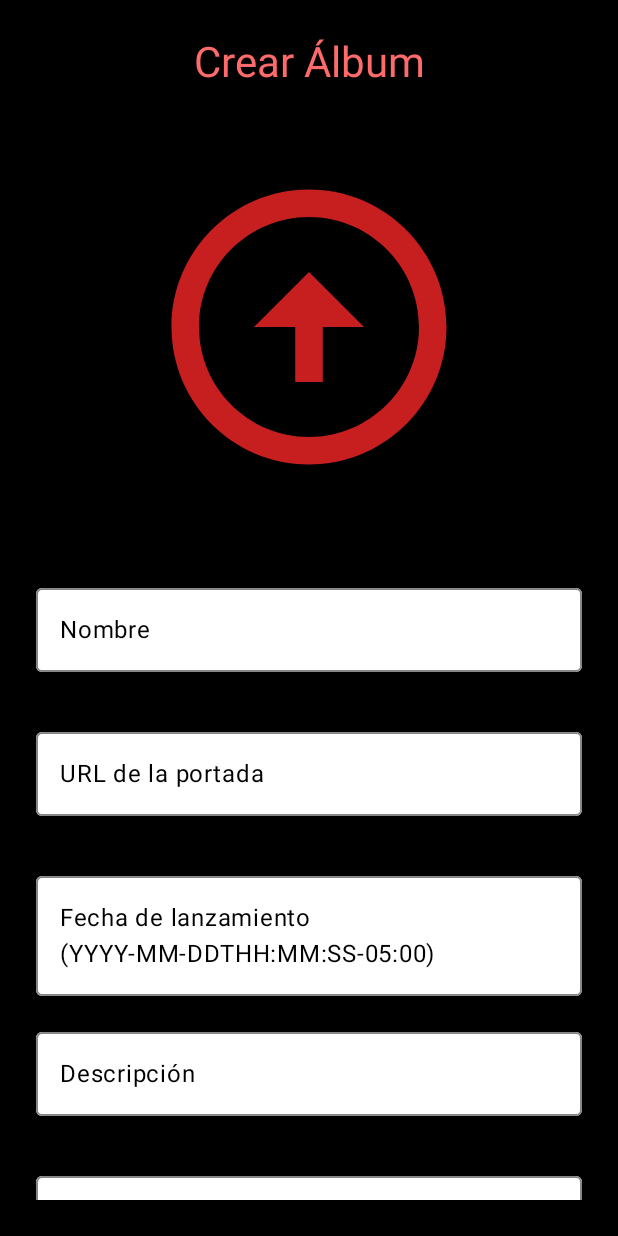
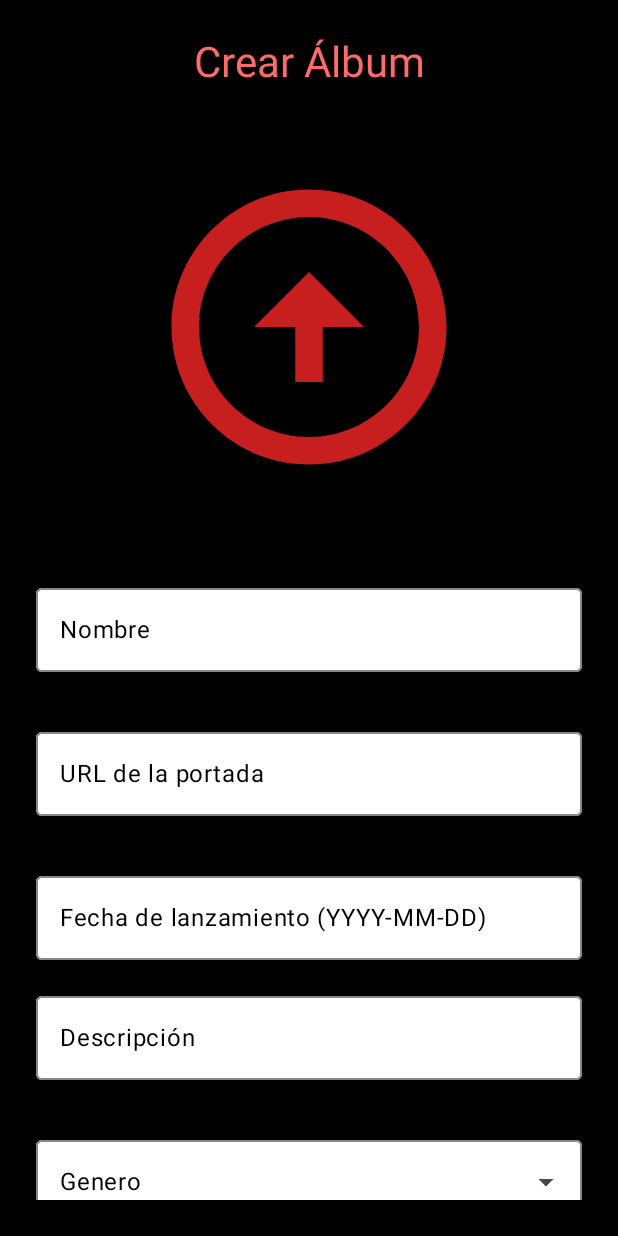
Before and after one commit to sebastian-blip/BackVynils-App, an Android app built with Jetpack Compose: the CrearAlbumScreen screen opened through its navigation route, on a phone screen of 412 x 824 dp. Run offline under Robolectric (Android 15) with nearby library versions, the phone set to English and light mode, and no system bars; missing, so only their content is drawn: VinylsTheme; pictures from the network do not load.

Commit message:
Se arreglan text de crear album

```diff
--- a/app/src/main/java/com/example/vinyls/ui/crearalbum/CrearAlbumScreen.kt
+++ b/app/src/main/java/com/example/vinyls/ui/crearalbum/CrearAlbumScreen.kt
@@ -31,6 +31,8 @@ import coil.compose.AsyncImage
 import androidx.compose.ui.draw.clip
 import androidx.compose.ui.text.font.FontStyle
 import androidx.navigation.NavController
+import androidx.compose.ui.platform.testTag
+
 
 
 @Composable
@@ -176,7 +178,7 @@ fun CrearAlbumScreen(navController: NavController) {
                 OutlinedTextField(
                     value = viewModel.releaseDate,
                     onValueChange = { viewModel.releaseDate = it },
-                    label = { Text("Fecha de lanzamiento (YYYY-MM-DDTHH:MM:SS-05:00)") },
+                    label = { Text("Fecha de lanzamiento (YYYY-MM-DD)") },
                     modifier = Modifier.fillMaxWidth(),
                     colors = OutlinedTextFieldDefaults.colors(
                         focusedTextColor = Color.Black,
@@ -239,7 +241,9 @@ fun CrearAlbumScreen(navController: NavController) {
                         readOnly = true,
                         label = { Text("Genero") },
                         trailingIcon = {
-                            IconButton(onClick = { expandedGen = !expandedGen }) {
+                            IconButton(
+                                onClick = { expandedGen = !expandedGen },
+                                modifier = Modifier.testTag("openDropdowGen")) {
                                 Icon(
                                     imageVector = if (expandedGen) Icons.Default.ArrowDropUp else Icons.Default.ArrowDropDown,
                                     contentDescription = "Abrir menú"
@@ -273,7 +277,9 @@ fun CrearAlbumScreen(navController: NavController) {
                                 onClick = {
                                     viewModel.genre = opcion
                                     expandedGen = false
-                                }
+
+                                },
+                                modifier = Modifier.testTag("menuItem_$opcion")
                             )
                         }
                     }
@@ -286,7 +292,9 @@ fun CrearAlbumScreen(navController: NavController) {
                         readOnly = true,
                         label = { Text("Sello discográfico") },
                         trailingIcon = {
-                            IconButton(onClick = { expanded = !expanded }) {
+                            IconButton(
+                                onClick = { expanded = !expanded },
+                                modifier = Modifier.testTag("openDropdowRecor")) {
                                 Icon(
                                     imageVector = if (expanded) Icons.Default.ArrowDropUp else Icons.Default.ArrowDropDown,
                                     contentDescription = "Abrir menú"
@@ -320,7 +328,8 @@ fun CrearAlbumScreen(navController: NavController) {
                                 onClick = {
                                     viewModel.recordLabel = opcion
                                     expanded = false
-                                }
+                                },
+                                modifier = Modifier.testTag("menuItem_$opcion")
                             )
                         }
                     }
@@ -344,7 +353,9 @@ fun CrearAlbumScreen(navController: NavController) {
                         )
                     },
                     colors = ButtonDefaults.buttonColors(containerColor = Color(0xFFFF6B6B)),
-                    modifier = Modifier.fillMaxWidth()
+                    modifier = Modifier
+                    .fillMaxWidth()
+                    .testTag("botonCrearAlbum")
                 ) {
                     Text("Crear Álbum", color = Color.White)
                 }
```
Also changed, not shown: 1 other file.
